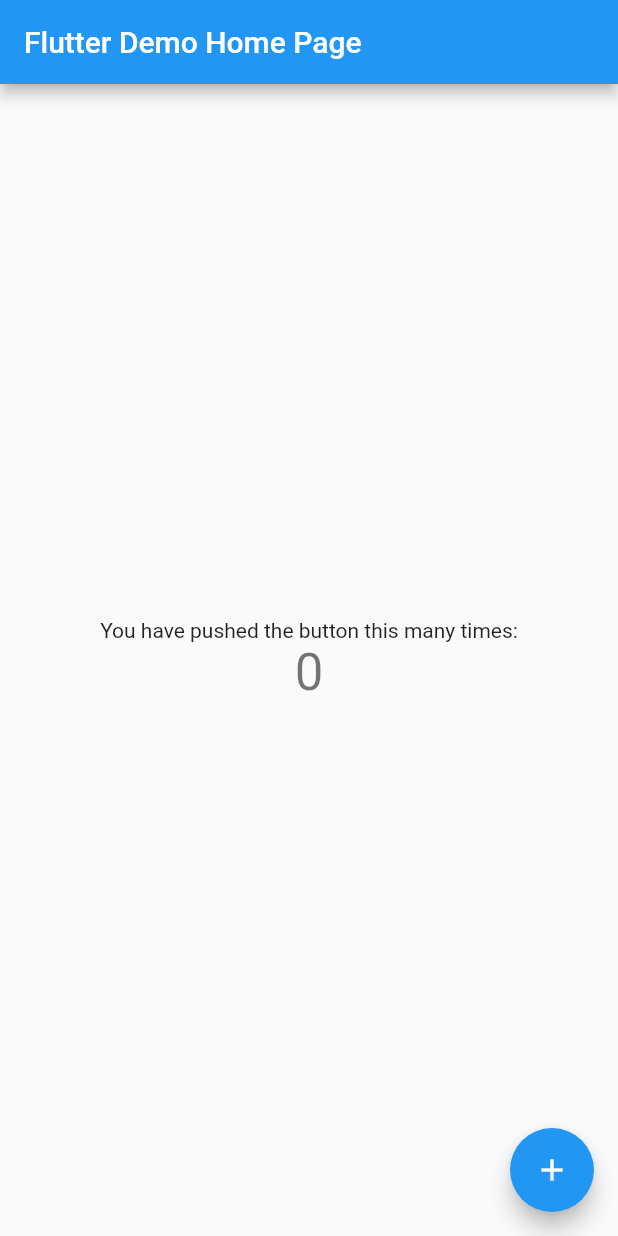
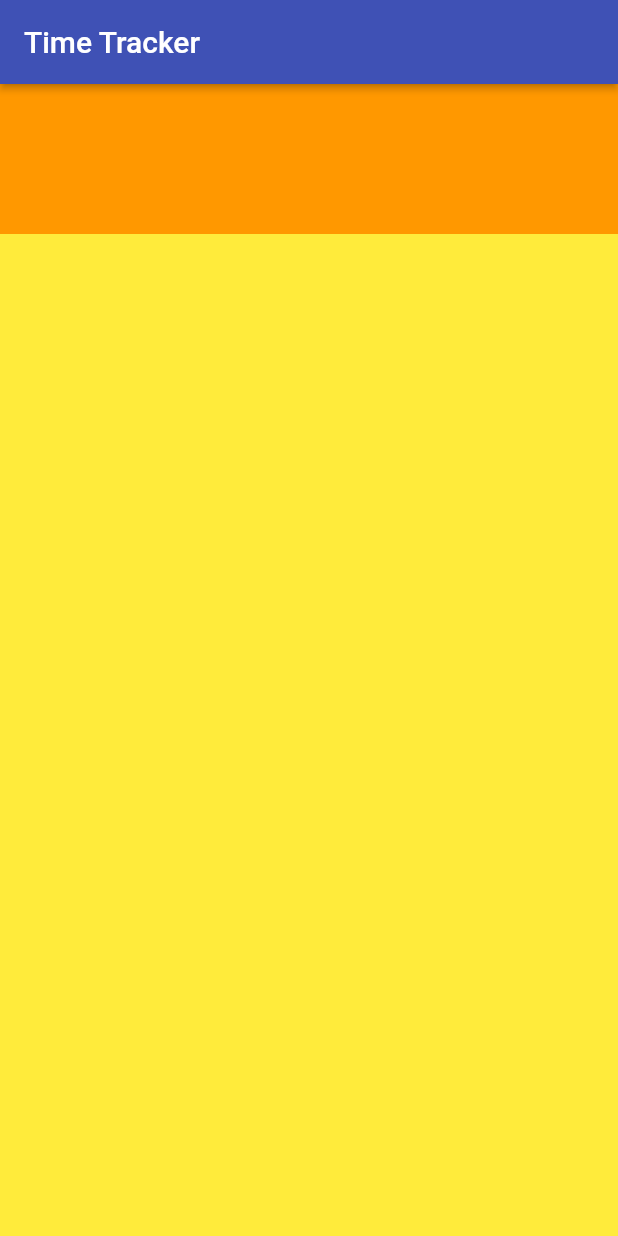
Before and after one commit to jacob-shade/TimeTrackerFlutterCourse, a Flutter app: the screen it shows after launch, on a phone screen of 412 x 824 dp. Run offline on Flutter 3.47's test engine with Material 2 defaults, Android fonts, the phone set to English and light mode, and no system bars.

Commit message:
added sign in page

```diff
--- /dev/null
+++ b/lib/app/sign_in/sign_in_page.dart
@@ -0,0 +1,27 @@
+import 'package:flutter/material.dart';
+
+class SignInPage extends StatelessWidget {
+  @override
+  Widget build(BuildContext context) {
+    return Scaffold(
+      appBar: AppBar(
+        title: Text('Time Tracker'),
+        elevation: 2.0,
+      ),
+      body: Container(
+        color: Colors.yellow,
+        child: Column(
+          crossAxisAlignment: CrossAxisAlignment.stretch,
+          children: <Widget>[
+            Container(
+              color: Colors.orange,
+              child: SizedBox(
+                height: 100.0,
+              ),
+            )
+          ],
+        ),
+      ),
+    );
+  }
+}
--- a/lib/main.dart
+++ b/lib/main.dart
@@ -1,111 +1,19 @@
 import 'package:flutter/material.dart';
+import 'package:time_tracker_flutter_course/app/sign_in/sign_in_page.dart';
 
-void main() => runApp(MyApp());
+void main() {
+  runApp(MyApp());
+}
 
 class MyApp extends StatelessWidget {
-  // This widget is the root of your application.
   @override
   Widget build(BuildContext context) {
     return MaterialApp(
-      title: 'Flutter Demo',
+      title: 'Time Tracker',
       theme: ThemeData(
-        // This is the theme of your application.
-        //
-        // Try running your application with "flutter run". You'll see the
-        // application has a blue toolbar. Then, without quitting the app, try
-        // changing the primarySwatch below to Colors.green and then invoke
-        // "hot reload" (press "r" in the console where you ran "flutter run",
-        // or simply save your changes to "hot reload" in a Flutter IDE).
-        // Notice that the counter didn't reset back to zero; the application
-        // is not restarted.
-        primarySwatch: Colors.blue,
+        primarySwatch: Colors.indigo,
       ),
-      home: MyHomePage(title: 'Flutter Demo Home Page'),
+      home: SignInPage(),
     );
   }
 }
-
-class MyHomePage extends StatefulWidget {
-  MyHomePage({Key key, this.title}) : super(key: key);
-
-  // This widget is the home page of your application. It is stateful, meaning
-  // that it has a State object (defined below) that contains fields that affect
-  // how it looks.
-
-  // This class is the configuration for the state. It holds the values (in this
-  // case the title) provided by the parent (in this case the App widget) and
-  // used by the build method of the State. Fields in a Widget subclass are
-  // always marked "final".
-
-  final String title;
-
-  @override
-  _MyHomePageState createState() => _MyHomePageState();
-}
-
-class _MyHomePageState extends State<MyHomePage> {
-  int _counter = 0;
-
-  void _incrementCounter() {
-    setState(() {
-      // This call to setState tells the Flutter framework that something has
-      // changed in this State, which causes it to rerun the build method below
-      // so that the display can reflect the updated values. If we changed
-      // _counter without calling setState(), then the build method would not be
-      // called again, and so nothing would appear to happen.
-      _counter++;
-    });
-  }
-
-  @override
-  Widget build(BuildContext context) {
-    // This method is rerun every time setState is called, for instance as done
-    // by the _incrementCounter method above.
-    //
-    // The Flutter framework has been optimized to make rerunning build methods
-    // fast, so that you can just rebuild anything that needs updating rather
-    // than having to individually change instances of widgets.
-    return Scaffold(
-      appBar: AppBar(
-        // Here we take the value from the MyHomePage object that was created by
-        // the App.build method, and use it to set our appbar title.
-        title: Text(widget.title),
-      ),
-      body: Center(
-        // Center is a layout widget. It takes a single child and positions it
-        // in the middle of the parent.
-        child: Column(
-          // Column is also layout widget. It takes a list of children and
-          // arranges them vertically. By default, it sizes itself to fit its
-          // children horizontally, and tries to be as tall as its parent.
-          //
-          // Invoke "debug painting" (press "p" in the console, choose the
-          // "Toggle Debug Paint" action from the Flutter Inspector in Android
-          // Studio, or the "Toggle Debug Paint" command in Visual Studio Code)
-          // to see the wireframe for each widget.
-          //
-          // Column has various properties to control how it sizes itself and
-          // how it positions its children. Here we use mainAxisAlignment to
-          // center the children vertically; the main axis here is the vertical
-          // axis because Columns are vertical (the cross axis would be
-          // horizontal).
-          mainAxisAlignment: MainAxisAlignment.center,
-          children: <Widget>[
-            Text(
-              'You have pushed the button this many times:',
-            ),
-            Text(
-              '$_counter',
-              style: Theme.of(context).textTheme.display1,
-            ),
-          ],
-        ),
-      ),
-      floatingActionButton: FloatingActionButton(
-        onPressed: _incrementCounter,
-        tooltip: 'Increment',
-        child: Icon(Icons.add),
-      ), // This trailing comma makes auto-formatting nicer for build methods.
-    );
-  }
-}
```
